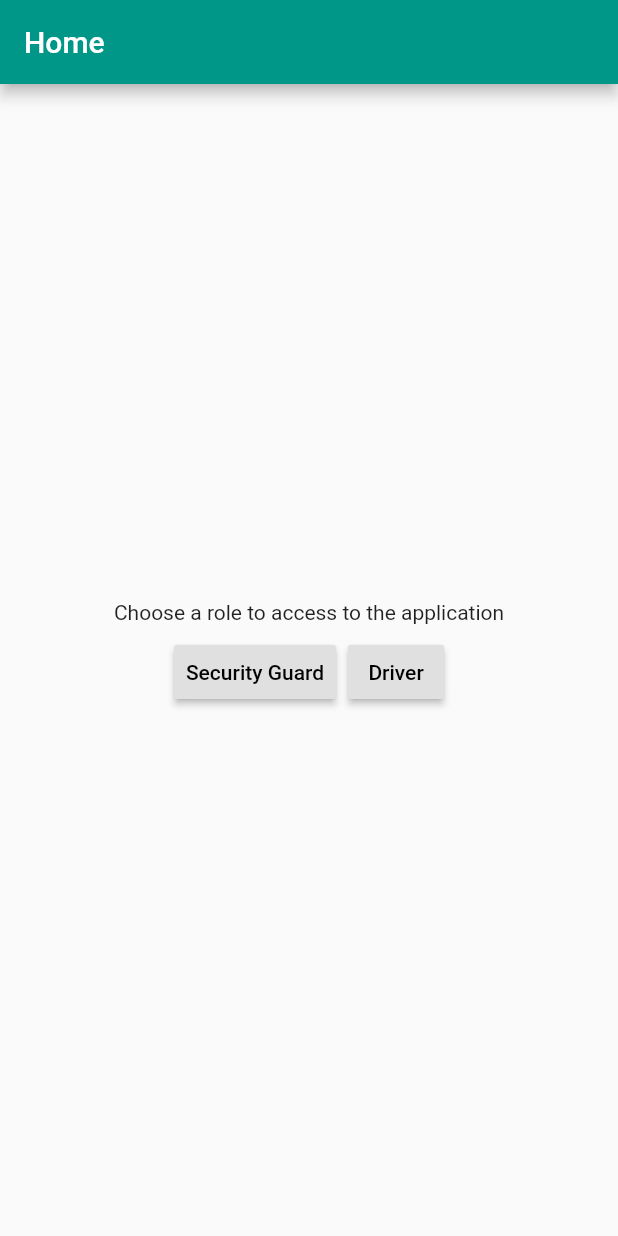
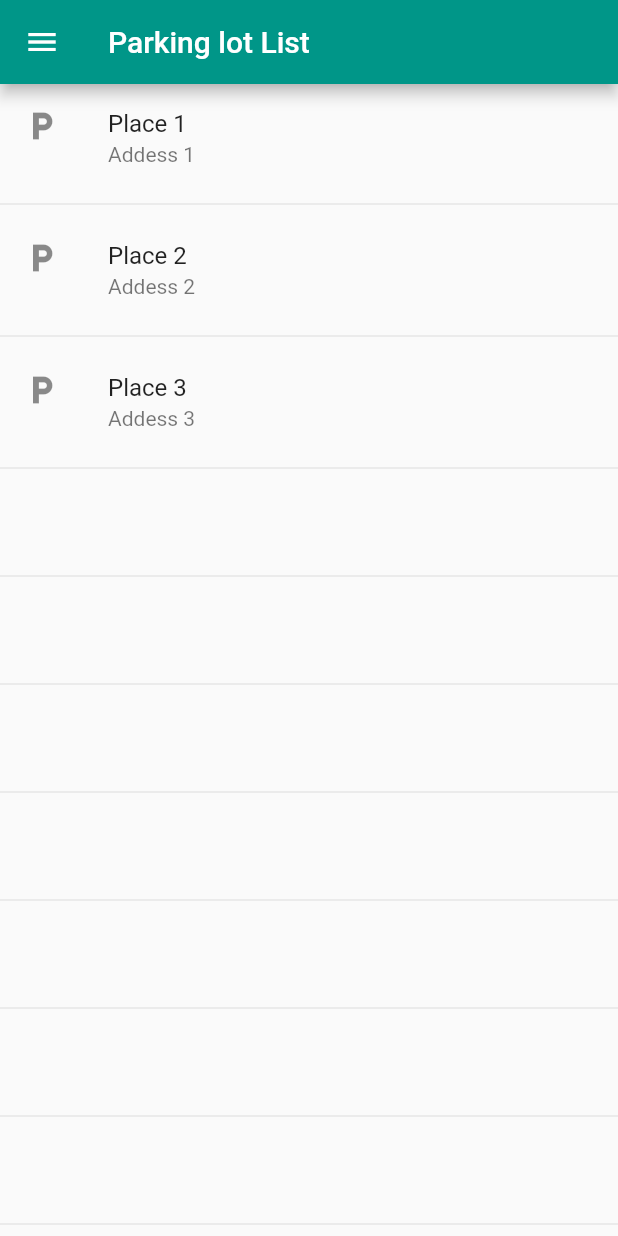
Before and after one commit to pvtri96/smart-parking, a Flutter app: the screen it shows after launch, after a tap on "Security Guard", on a phone screen of 412 x 824 dp. Run offline on Flutter 3.47's test engine with Material 2 defaults, Android fonts, the phone set to English and light mode, and no system bars; our stand-ins replace firebase_auth, firebase_database, flutter_map, google_maps_flutter, latlong, location; missing offline and left inert: android_intent; accounts and stored records are empty; statements that could not run were skipped.

Commit message:
Add security guard screens

```diff
--- a/mobile/lib/main.dart
+++ b/mobile/lib/main.dart
@@ -6,6 +6,7 @@ import 'pages/current_location.dart';
 import 'pages/home.dart';
 import 'pages/parking_lot_markers.dart';
 import 'pages/security-guard.dart';
+import 'pages/security-guards.dart';
 
 void main() {
   GoogleMapController.init();
@@ -33,6 +34,7 @@ class MyApp extends StatelessWidget {
       routes: <String, WidgetBuilder>{
         ParkingLotMarkers.route: (context) => ParkingLotMarkers(),
         SecurityGuard.route: (context) => SecurityGuard(securityGuard),
+        SecurityGuards.route: (context) => SecurityGuards(),
         CurrentLocation.route: (context) => CurrentLocation(),
       },
     );
--- a/mobile/lib/pages/home.dart
+++ b/mobile/lib/pages/home.dart
@@ -1,5 +1,6 @@
 import 'package:flutter/material.dart';
 import 'package:parking_lots/pages/parking_lot_markers.dart';
+import 'package:parking_lots/pages/security-guards.dart';
 
 class Home extends StatefulWidget {
   static const String route = '/';
@@ -35,10 +36,32 @@ class _HomeState extends State<Home> {
             ButtonBar(
               alignment: MainAxisAlignment.center,
               children: <Widget>[
-                RaisedButton(
-                    child: Text('Security Guard'),
+//                Column(
+//                  mainAxisSize: MainAxisSize.min,
+//                  mainAxisAlignment: MainAxisAlignment.center,
+//                  crossAxisAlignment: CrossAxisAlignment.start,
+//                  children: <Widget>[
+//                    Image.asset(
+//                      'images/icons/security-guard.png',
+//                      height: 24,
+//                      width: 24,
+//                    ),
+//                    Container(
+//                      padding: EdgeInsets.only(top: 8),
+//                      child: Text('Security Guard'),
+//                    ),
+//                  ],
+//                ),
+                RaisedButton.icon(
+                    icon: Image.asset(
+                      'images/icons/security-guard.png',
+                      width: 30,
+                      height: 30,
+                    ),
+                    label: Text('Security Guard'),
+                    highlightColor: Color(0xFFB5FFF7),
                     onPressed: () {
-                      // TODO: ACCESS TO THE APPLICATION WITH SECURITY GUARD
+                      Navigator.of(context).pushNamed(SecurityGuards.route);
                     }),
                 RaisedButton(
                     child: Text('Driver'),
--- /dev/null
+++ b/mobile/lib/pages/security-guards.dart
@@ -0,0 +1,78 @@
+import 'package:flutter/material.dart';
+import 'package:parking_lots/entity/security-guard.dart';
+import 'package:parking_lots/pages/security-guard.dart';
+import 'package:parking_lots/widgets/drawer.dart';
+
+class SecurityGuards extends StatefulWidget {
+  static const String route = '/security_guards';
+
+  @override
+  _SecurityGuardsState createState() => _SecurityGuardsState();
+}
+
+class _SecurityGuardsState extends State<SecurityGuards> {
+  final _securityGuardList = <SecurityGuardEntity>[
+    SecurityGuardEntity(
+        id: 1,
+        name: 'Place 1',
+        address: 'Addess 1',
+        totalSlots: 10,
+        bookedSlots: 2,
+        waitingSlots: 3,
+        availableSlots: 5),
+    SecurityGuardEntity(
+        id: 2,
+        name: 'Place 2',
+        address: 'Addess 2',
+        totalSlots: 10,
+        bookedSlots: 2,
+        waitingSlots: 3,
+        availableSlots: 5),
+    SecurityGuardEntity(
+        id: 3,
+        name: 'Place 3',
+        address: 'Addess 3',
+        totalSlots: 10,
+        bookedSlots: 2,
+        waitingSlots: 3,
+        availableSlots: 5)
+  ];
+
+  Widget _buildSecurityGuardList() {
+    return ListView.builder(itemBuilder: (context, index) {
+      if (index.isOdd) {
+        return Divider();
+      }
+
+      final i = index ~/ 2;
+      // TODO: GET MORE ITEM WHEN SCROLLING DOWN
+      if (i >= _securityGuardList.length) {
+        return ListTile();
+//        _securityGuardList.addAll(...);
+      }
+      return _buildSecurityGuard(_securityGuardList[i]);
+    });
+  }
+
+  Widget _buildSecurityGuard(SecurityGuardEntity parkingLot) {
+    return ListTile(
+      leading: Icon(Icons.local_parking),
+      title: Text(parkingLot.name),
+      subtitle: Text(parkingLot.address),
+      onTap: () {
+        // TODO: GO TO DETAIL
+        Navigator.of(context).pushNamed(SecurityGuard.route);
+      },
+    );
+  }
+
+  @override
+  Widget build(BuildContext context) {
+    return Scaffold(
+        appBar: AppBar(
+          title: Text('Parking lot List'),
+        ),
+        drawer: buildDrawer(context, SecurityGuards.route),
+        body: _buildSecurityGuardList());
+  }
+}
--- a/mobile/lib/widgets/drawer.dart
+++ b/mobile/lib/widgets/drawer.dart
@@ -1,8 +1,7 @@
 import 'package:flutter/material.dart';
-import 'package:parking_lots/pages/current_location.dart';
 import 'package:parking_lots/pages/home.dart';
 import 'package:parking_lots/pages/parking_lot_markers.dart';
-import 'package:parking_lots/pages/security-guard.dart';
+import 'package:parking_lots/pages/security-guards.dart';
 
 Drawer buildDrawer(BuildContext context, String currentRoute) {
   return Drawer(
@@ -25,17 +24,10 @@ Drawer buildDrawer(BuildContext context, String currentRoute) {
           },
         ),
         ListTile(
-          title: Text('Security guard'),
-          selected: currentRoute == SecurityGuard.route,
+          title: Text('Security guards'),
+          selected: currentRoute == SecurityGuards.route,
           onTap: () {
-            Navigator.pushReplacementNamed(context, SecurityGuard.route);
-          },
-        ),
-        ListTile(
-          title: Text('Current location'),
-          selected: currentRoute == CurrentLocation.route,
-          onTap: () {
-            Navigator.pushReplacementNamed(context, CurrentLocation.route);
+            Navigator.pushReplacementNamed(context, SecurityGuards.route);
           },
         ),
       ],
--- a/mobile/pubspec.yaml
+++ b/mobile/pubspec.yaml
@@ -46,6 +46,8 @@ flutter:
   # included with your application, so that you can use the icons in
   # the material Icons class.
   uses-material-design: true
+  assets:
+        - images/icons/security-guard.png
 
   # To add assets to your application, add an assets section, like this:
   # assets:
```
Also changed, not shown: mobile/lib/entity/driver.dart (added, +7 -0 lines), mobile/lib/pages/parking_lot_markers.dart (+43 -9 lines), mobile/lib/pages/security-guard.dart (+90 -6 lines), mobile/images/icons/security-guard.png (added).
